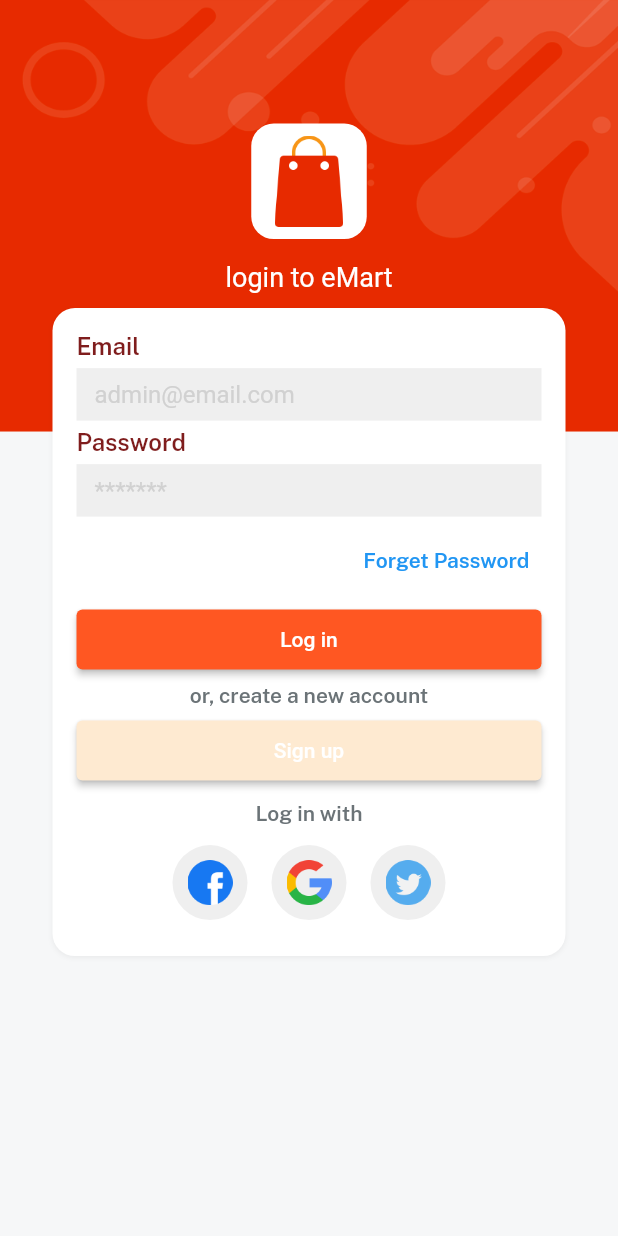
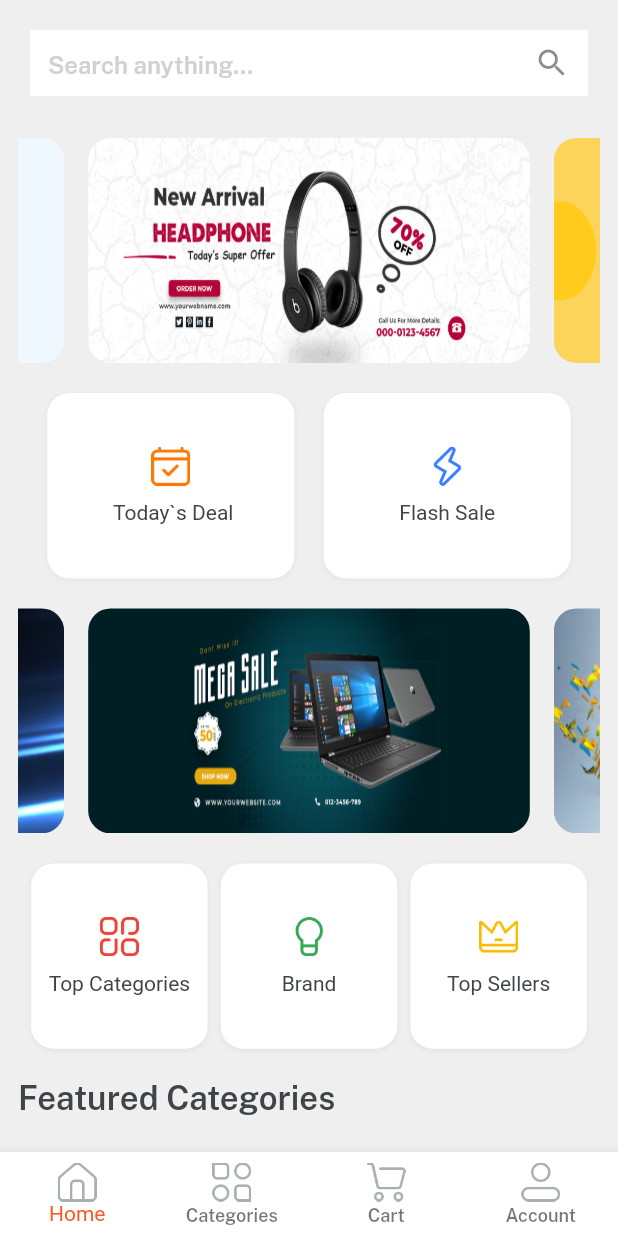
Before and after one commit to ranausman3700/emart, a Flutter app: the screen it shows after launch, after a tap on "Log in", on a phone screen of 412 x 824 dp. Run offline on Flutter 3.47's test engine with Material 2 defaults, Android fonts, the phone set to English and light mode, and no system bars; drawn by our look-alikes of velocity_x; our stand-ins replace get; Roboto replaces fonts that are missing (sans_bold, sans_semibold).

Commit message:
home screen

```diff
--- a/lib/consts/list.dart
+++ b/lib/consts/list.dart
@@ -5,3 +5,12 @@ const socialIconList = [
   icGoogleLogo,
   icTwitterLogo,
 ];
+
+const slidersList = [imgSlider1, imgSlider2, imgSlider3, imgSlider4];
+const secondSlidersList = [imgSs1, imgSs2, imgSs3, imgSs4];
+
+const featuredImages1 = [imgS1, imgS2, imgS3];
+const featuredImages2 = [imgS4, imgS5, imgS8];
+
+const featuredTitle1 = [womenDress, girlsDresses, girlsWatches];
+const featuredTitle2 = [boysGlasses, mobilePhones, tshirts];
--- a/lib/consts/strings.dart
+++ b/lib/consts/strings.dart
@@ -5,7 +5,7 @@ const email = "Email";
 const emailHint = "admin@email.com";
 const password = "Password";
 const passwordHint = "*******";
-const retypePassword = "Retype Password";
+const retypePassword = "*******";
 const name = "Name";
 const nameHint = "eclixTech";
 const forgetPass = "Forget Password";
@@ -13,3 +13,26 @@ const login = "Log in";
 const signup = "Sign up";
 const createNewAcount = "or, create a new account";
 const loginWith = "Log in with";
+const privacyPolicy = "Privacy Policy";
+const termAndCond = "Terms and Conditions";
+const alreadyHaveAccount = "Already have an account?";
+//home strings
+const home = "Home",
+    categories = "Categories",
+    cart = "Cart",
+    account = "Account";
+//home_screen strings
+const searchAnyThing = "Search anything...",
+    todayDeals = " Today`s Deal",
+    flashSale = "Flash Sale",
+    topSellers = "Top Sellers",
+    brands = "Brand",
+    topCategories = "Top Categories",
+    womenDress = "Women Dress",
+    girlsWatches = "Girls Watches",
+    mobilePhones = "Mobile Phones",
+    boysGlasses = "Boys Glasses",
+    tshirts = "TShirts",
+    girlsDresses = "Girls Dresses",
+    featuredCategories = "Featured Categories",
+    featuredProduct = "Featured Product";
--- /dev/null
+++ b/lib/controller/home_controller.dart
@@ -0,0 +1,6 @@
+import 'package:get/get.dart';
+
+class HomeController extends GetxController{
+  var currentNavIndex = 0.obs;
+
+}
--- /dev/null
+++ b/lib/views/home/componensts/featured_button.dart
@@ -0,0 +1,26 @@
+import 'package:emart/consts/consts.dart';
+
+Widget featuredButton({
+  String? title,
+  icon,
+}) {
+  return Row(
+    children: [
+      Image.asset(
+        icon,
+        width: 60,
+        fit: BoxFit.fill,
+      ),
+      10.widthBox,
+      title!.text.fontFamily(semibold).color(darkFontGrey).make(),
+    ],
+  )
+      .box
+      .width(200)
+      .margin(const EdgeInsets.symmetric(horizontal: 4))
+      .white
+      .roundedSM
+      .outerShadowSm
+      .padding(const EdgeInsets.all(4))
+      .make();
+}
--- /dev/null
+++ b/lib/views/home/home.dart
@@ -0,0 +1,69 @@
+import 'package:emart/consts/consts.dart';
+import 'package:emart/controller/home_controller.dart';
+import 'package:emart/views/cart/cart_screen.dart';
+import 'package:emart/views/category/category_screen.dart';
+import 'package:emart/views/home/home_screen.dart';
+import 'package:emart/views/profile/profile_screen.dart';
+import 'package:get/get.dart';
+
+class Home extends StatelessWidget {
+  const Home({super.key});
+
+  @override
+  Widget build(BuildContext context) {
+    var controller = Get.put(HomeController());
+
+    var navbarItem = [
+      BottomNavigationBarItem(
+          icon: Image.asset(
+            icHome,
+            width: 26,
+          ),
+          label: home),
+      BottomNavigationBarItem(
+          icon: Image.asset(
+            icCategories,
+            width: 26,
+          ),
+          label: categories),
+      BottomNavigationBarItem(
+          icon: Image.asset(
+            icCart,
+            width: 26,
+          ),
+          label: cart),
+      BottomNavigationBarItem(
+          icon: Image.asset(
+            icProfile,
+            width: 26,
+          ),
+          label: account),
+    ];
+
+    var navBody = [
+      const HomeScreen(),
+      const CategoryScreen(),
+      const CartScreen(),
+      const ProfileScreen(),
+    ];
+    return Scaffold(
+      body: Column(
+        children: [
+          Obx(() => Expanded(
+              child: navBody.elementAt(controller.currentNavIndex.value))),
+        ],
+      ),
+      bottomNavigationBar: Obx(
+        () => BottomNavigationBar(
+          currentIndex: controller.currentNavIndex.value,
+          items: navbarItem,
+          onTap: (value) => {controller.currentNavIndex.value = value},
+          selectedItemColor: deepOrange,
+          selectedLabelStyle: const TextStyle(fontFamily: semibold),
+          type: BottomNavigationBarType.fixed,
+          backgroundColor: whiteColor,
+        ),
+      ),
+    );
+  }
+}
--- /dev/null
+++ b/lib/views/home/home_screen.dart
@@ -0,0 +1,176 @@
+import 'package:emart/consts/consts.dart';
+import 'package:emart/consts/list.dart';
+import 'package:emart/views/home/componensts/featured_button.dart';
+import 'package:emart/widgets_common/home_buttons.dart';
+
+class HomeScreen extends StatelessWidget {
+  const HomeScreen({super.key});
+
+  @override
+  Widget build(BuildContext context) {
+    return Container(
+      color: lightGrey,
+      padding: const EdgeInsets.all(12),
+      width: context.screenWidth,
+      height: context.screenHeight,
+      child: SafeArea(
+        child: Column(
+          children: [
+            Container(
+              height: 60,
+              color: lightGrey,
+              alignment: Alignment.center,
+              child: Padding(
+                padding: const EdgeInsets.all(8.0),
+                child: TextFormField(
+                  decoration: const InputDecoration(
+                    border: InputBorder.none,
+                    suffixIcon: Icon(Icons.search),
+                    filled: true,
+                    fillColor: whiteColor,
+                    hintText: searchAnyThing,
+                    hintStyle: TextStyle(color: textfieldGrey),
+                  ),
+                ),
+              ),
+            ),
+            20.heightBox,
+            Expanded(
+              child: SingleChildScrollView(
+                physics: const BouncingScrollPhysics(),
+                child: Column(
+                  children: [
+                    //swipper
+                    VxSwiper.builder(
+                      aspectRatio: 16 / 9,
+                      autoPlay: true,
+                      height: 150,
+                      itemCount: slidersList.length,
+                      itemBuilder: (context, index) {
+                        return Image.asset(
+                          slidersList[index],
+                          fit: BoxFit.fill,
+                        )
+                            .box
+                            .rounded
+                            .clip(Clip.antiAlias)
+                            .margin(const EdgeInsets.symmetric(horizontal: 8))
+                            .make();
+                      },
+                    ),
+                    20.heightBox,
+                    //deal button
+                    Row(
+                      mainAxisAlignment: MainAxisAlignment.spaceEvenly,
+                      children: List.generate(
+                          2,
+                          (index) => homeButton(
+                              height: context.screenHeight * 0.15,
+                              width: context.screenWidth / 2.5,
+                              icon: index == 0 ? icTodaysDeal : icFlashDeal,
+                              title: index == 0 ? todayDeals : flashSale,
+                              onPress: () {})),
+                    ),
+                    20.heightBox,
+                    //2nd swipper
+                    VxSwiper.builder(
+                      aspectRatio: 16 / 9,
+                      autoPlay: true,
+                      height: 150,
+                      itemCount: slidersList.length,
+                      itemBuilder: (context, index) {
+                        return Image.asset(
+                          secondSlidersList[index],
+                          fit: BoxFit.fill,
+                        )
+                            .box
+                            .rounded
+                            .clip(Clip.antiAlias)
+                            .margin(const EdgeInsets.symmetric(horizontal: 8))
+                            .make();
+                      },
+                    ),
+
+                    //category button
+                    20.heightBox,
+                    Row(
+                      mainAxisAlignment: MainAxisAlignment.spaceEvenly,
+                      children: List.generate(
+                        3,
+                        (index) => homeButton(
+                            height: context.screenHeight * 0.15,
+                            width: context.screenWidth / 3.5,
+                            icon: index == 0
+                                ? icTopCategories
+                                : index == 1
+                                    ? icBrands
+                                    : icTopSeller,
+                            title: index == 0
+                                ? topCategories
+                                : index == 1
+                                    ? brands
+                                    : topSellers),
+                      ),
+                    ),
+
+                    20.heightBox,
+                    //featured categories
+                    Align(
+                      alignment: Alignment.centerLeft,
+                      child: featuredCategories.text
+                          .color(darkFontGrey)
+                          .size(22)
+                          .semiBold
+                          .make(),
+                    ),
+
+                    20.heightBox,
+                    SingleChildScrollView(
+                      scrollDirection: Axis.horizontal,
+                      child: Row(
+                        children: List.generate(
+                          3,
+                          (index) => Column(
+                            children: [
+                              featuredButton(
+                                  icon: featuredImages1[index],
+                                  title: featuredTitle1[index]),
+                              10.heightBox,
+                              featuredButton(
+                                  icon: featuredImages2[index],
+                                  title: featuredTitle2[index]),
+                            ],
+                          ),
+                        ),
+                      ),
+                    ),
+
+                    //featured product
+                    Container(
+                      padding: const EdgeInsets.all(12),
+                      width: double.infinity,
+                      decoration: const BoxDecoration(
+                        color: deepOrange,
+                      ),
+                      child: Column(
+                        crossAxisAlignment: CrossAxisAlignment.start,
+                        children: [
+                          featuredProduct.text
+                              .color(whiteColor)
+                              .fontFamily(bold)
+                              .size(18)
+                              .make(),
+                          10.heightBox,
+                        ],
+                      ),
+                    ),
+                  ],
+                ),
+              ),
+            )
+          ],
+        ),
+      ),
+    );
+  }
+}
--- a/lib/widgets_common/button.dart
+++ b/lib/widgets_common/button.dart
@@ -6,9 +6,8 @@ Widget ourButton({onPress, color, textColor, String? title}) {
       backgroundColor: color,
       padding: const EdgeInsets.all(12),
     ),
-    onPressed: () {
-      onPress;
-    },
+    onPressed: onPress,
+
     child: title!.text.color(textColor).fontFamily(bold).make(),
   );
 }
--- /dev/null
+++ b/lib/widgets_common/home_buttons.dart
@@ -0,0 +1,15 @@
+import 'package:emart/consts/consts.dart';
+
+Widget homeButton({width, height, icon, String? title, onPress}) {
+  return Column(
+    mainAxisAlignment: MainAxisAlignment.center,
+    children: [
+      Image.asset(
+        icon,
+        width: 26,
+      ),
+      10.heightBox,
+      title!.text.fontFamily(semibold).color(darkFontGrey).make(),
+    ],
+  ).box.rounded.size(width, height).shadowSm.white.make();
+}
```
Also changed, not shown: lib/views/auth_screen/login_screen.dart (+10 -4 lines), lib/views/auth_screen/signup_screen.dart (+87 -29 lines), lib/views/cart/cart_screen.dart (added, +10 -0 lines), lib/views/category/category_screen.dart (added, +10 -0 lines), lib/views/profile/profile_screen.dart (added, +12 -0 lines).
